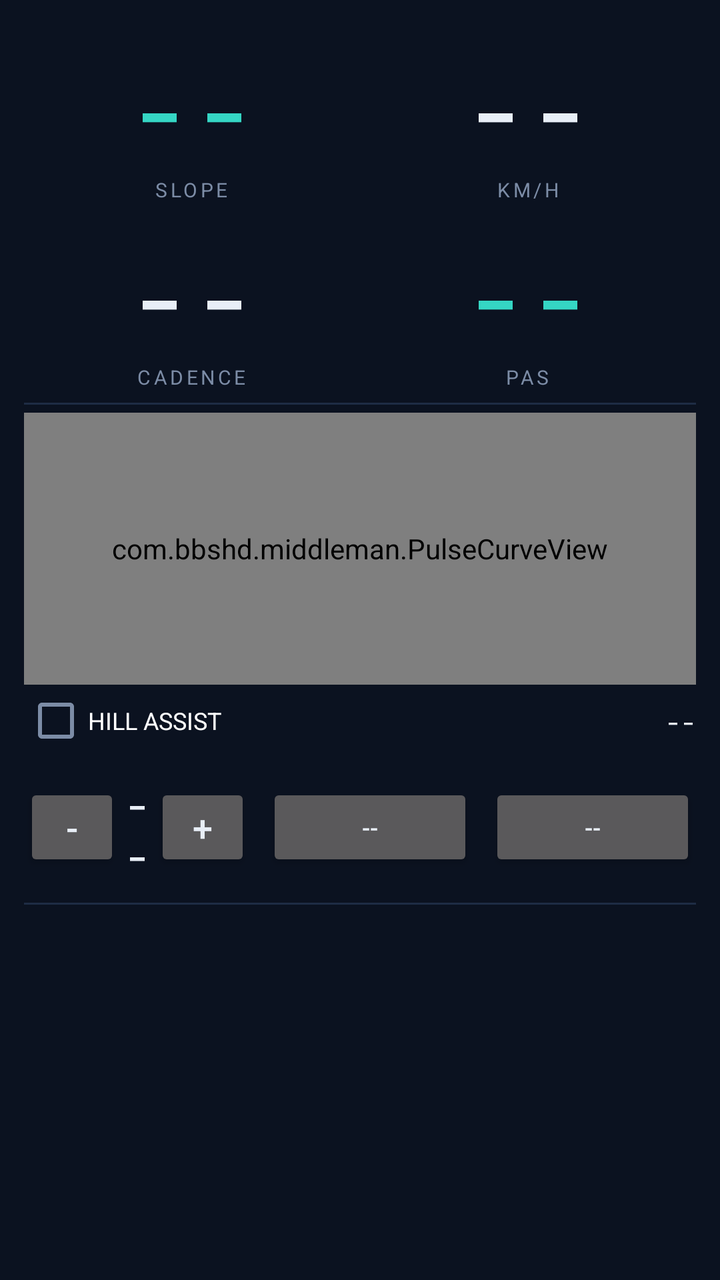
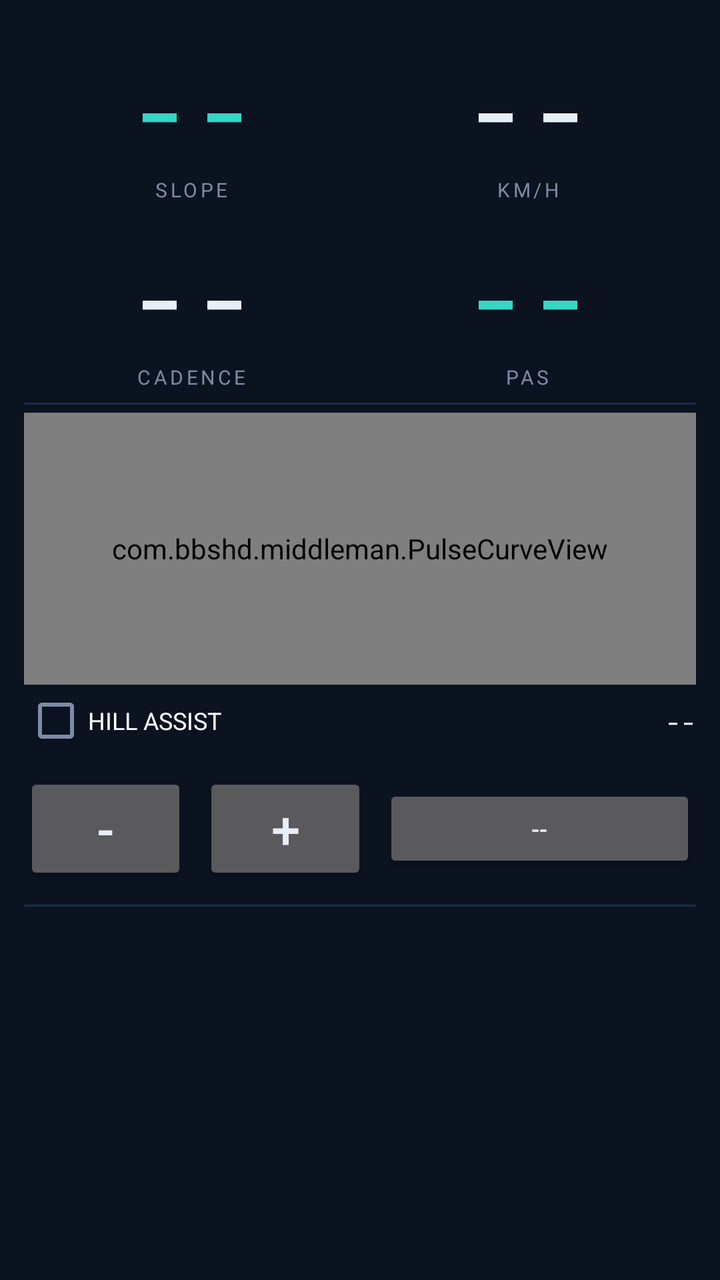

Compare the two renders of this Android layout. The source of the first and the diff that turns it into the second are given below.
<!-- AndroidManifest.xml: application theme AppTheme -->
<!-- res/layout/screen_dashboard.xml -->
<?xml version="1.0" encoding="utf-8"?>
<ScrollView xmlns:android="http://schemas.android.com/apk/res/android"
    android:layout_width="match_parent"
    android:layout_height="match_parent"
    android:fillViewport="true"
    android:scrollbars="none">

    <LinearLayout
        android:layout_width="match_parent"
        android:layout_height="wrap_content"
        android:orientation="vertical"
        android:padding="12dp">

        
        <LinearLayout
            android:layout_width="match_parent"
            android:layout_height="wrap_content"
            android:gravity="center_vertical"
            android:orientation="horizontal"
            android:paddingTop="4dp"
            android:paddingBottom="6dp">

            <LinearLayout
                android:layout_width="0dp"
                android:layout_height="wrap_content"
                android:layout_weight="1"
                android:gravity="center_horizontal"
                android:orientation="vertical">

                <TextView
                    android:id="@+id/slopeValue"
                    android:layout_width="wrap_content"
                    android:layout_height="wrap_content"
                    android:fontFamily="monospace"
                    android:text="@string/dash"
                    android:textColor="@color/accent"
                    android:textSize="54sp" />

                <TextView
                    android:layout_width="wrap_content"
                    android:layout_height="wrap_content"
                    android:letterSpacing="0.15"
                    android:text="@string/label_slope"
                    android:textColor="@color/dim"
                    android:textSize="10sp" />
            </LinearLayout>

            <LinearLayout
                android:layout_width="0dp"
                android:layout_height="wrap_content"
                android:layout_weight="1"
                android:gravity="center_horizontal"
                android:orientation="vertical">

                <TextView
                    android:id="@+id/speedValue"
                    android:layout_width="wrap_content"
                    android:layout_height="wrap_content"
                    android:fontFamily="monospace"
                    android:text="@string/dash"
                    android:textColor="@color/fg"
                    android:textSize="54sp" />

                <TextView
                    android:layout_width="wrap_content"
                    android:layout_height="wrap_content"
                    android:letterSpacing="0.15"
                    android:text="@string/label_kmh"
                    android:textColor="@color/dim"
                    android:textSize="10sp" />
            </LinearLayout>
        </LinearLayout>

        <LinearLayout
            android:layout_width="match_parent"
            android:layout_height="wrap_content"
            android:orientation="horizontal"
            android:paddingTop="2dp"
            android:paddingBottom="6dp">

            <LinearLayout
                android:layout_width="0dp"
                android:layout_height="wrap_content"
                android:layout_weight="1"
                android:gravity="center_horizontal"
                android:orientation="vertical">
                <TextView
                    android:id="@+id/cadenceValue"
                    android:layout_width="wrap_content"
                    android:layout_height="wrap_content"
                    android:fontFamily="monospace"
                    android:text="@string/dash"
                    android:textColor="@color/fg"
                    android:textSize="54sp" />

                <TextView
                    android:layout_width="wrap_content"
                    android:layout_height="wrap_content"
                    android:letterSpacing="0.15"
                    android:text="@string/label_cadence"
                    android:textColor="@color/dim"
                    android:textSize="10sp" />
            </LinearLayout>

            <LinearLayout
                android:layout_width="0dp"
                android:layout_height="wrap_content"
                android:layout_weight="1"
                android:gravity="center_horizontal"
                android:orientation="vertical">
                <TextView
                    android:id="@+id/pasValue"
                    android:layout_width="wrap_content"
                    android:layout_height="wrap_content"
                    android:fontFamily="monospace"
                    android:text="@string/dash"
                    android:textColor="@color/accent"
                    android:textSize="54sp" />

                <TextView
                    android:layout_width="wrap_content"
                    android:layout_height="wrap_content"
                    android:letterSpacing="0.15"
                    android:text="@string/label_pas"
                    android:textColor="@color/dim"
                    android:textSize="10sp" />
            </LinearLayout>
        </LinearLayout>

        <View
            android:layout_width="match_parent"
            android:layout_height="1dp"
            android:background="@color/line" />

        
        <com.bbshd.middleman.PulseCurveView
            android:id="@+id/curveView"
            android:layout_width="match_parent"
            android:layout_height="136dp"
            android:layout_marginTop="4dp" />

        
        <LinearLayout
            android:layout_width="match_parent"
            android:layout_height="wrap_content"
            android:gravity="center_vertical"
            android:orientation="horizontal"
            android:paddingTop="2dp">

            <CheckBox
                android:id="@+id/hillEnable"
                android:layout_width="wrap_content"
                android:layout_height="wrap_content"
                android:minWidth="0dp"
                android:text="HILL ASSIST"
                android:textSize="12sp" />

            <TextView
                android:id="@+id/hillGrade"
                android:layout_width="0dp"
                android:layout_height="wrap_content"
                android:layout_weight="1"
                android:fontFamily="monospace"
                android:gravity="end"
                android:text="--"
                android:textColor="@color/fg"
                android:textSize="13sp" />

        </LinearLayout>

        
        <LinearLayout
            android:layout_width="match_parent"
            android:layout_height="wrap_content"
            android:gravity="center_vertical"
            android:orientation="horizontal"
            android:paddingTop="10dp"
            android:paddingBottom="10dp">

            <LinearLayout
                android:layout_width="0dp"
                android:layout_height="wrap_content"
                android:layout_weight="1.1"
                android:gravity="center_vertical"
                android:orientation="horizontal">

                <Button
                    android:id="@+id/assistDown"
                    android:layout_width="48dp"
                    android:layout_height="44dp"
                    android:minWidth="0dp"
                    android:padding="0dp"
                    android:text="@string/minus"
                    android:textSize="18sp" />

                <TextView
                    android:id="@+id/assistValue"
                    android:layout_width="0dp"
                    android:layout_height="wrap_content"
                    android:layout_weight="1"
                    android:fontFamily="monospace"
                    android:gravity="center"
                    android:text="@string/dash"
                    android:textColor="@color/fg"
                    android:textSize="22sp" />

                <Button
                    android:id="@+id/assistUp"
                    android:layout_width="48dp"
                    android:layout_height="44dp"
                    android:minWidth="0dp"
                    android:padding="0dp"
                    android:text="@string/plus"
                    android:textSize="18sp" />
            </LinearLayout>

            <Button
                android:id="@+id/modeButton"
                android:layout_width="0dp"
                android:layout_height="44dp"
                android:layout_marginStart="8dp"
                android:layout_weight="1"
                android:minWidth="0dp"
                android:text="@string/dash"
                android:textSize="12sp" />

            <Button
                android:id="@+id/lightsButton"
                android:layout_width="0dp"
                android:layout_height="44dp"
                android:layout_marginStart="8dp"
                android:layout_weight="1"
                android:minWidth="0dp"
                android:text="@string/dash"
                android:textSize="12sp" />
        </LinearLayout>

        <View
            android:layout_width="match_parent"
            android:layout_height="1dp"
            android:background="@color/line" />

        
        <LinearLayout
            android:id="@+id/gridContainer"
            android:layout_width="match_parent"
            android:layout_height="wrap_content"
            android:orientation="vertical"
            android:paddingTop="4dp" />

    </LinearLayout>
</ScrollView>
<!-- resources referenced by this layout -->
<resources>
  <color name="accent">#35D6C4</color>
  <color name="dim">#7C8CA6</color>
  <color name="fg">#E8EEF7</color>
  <color name="line">#1E2C44</color>
  <string name="dash">--</string>
  <string name="label_cadence">CADENCE</string>
  <string name="label_kmh">KM/H</string>
  <string name="label_pas">PAS</string>
  <string name="label_slope">SLOPE</string>
  <string name="minus">-</string>
  <string name="plus">+</string>
  <style name="AppTheme" parent="@android:style/Theme.Material.NoActionBar">
          <item name="android:windowBackground">@color/bg</item>
          <item name="android:colorAccent">@color/accent</item>
          <item name="android:statusBarColor">@color/bg</item>
          <item name="android:navigationBarColor">@color/bg</item>
          <item name="android:textColorPrimary">@color/fg</item>
          <item name="android:textColorSecondary">@color/dim</item>
      </style>
  <color name="bg">#0B1220</color>
</resources>

<!-- the commit's change to res/layout/screen_dashboard.xml (unified diff, before → after) -->
@@ -186,32 +186,25 @@
 
                 <Button
                     android:id="@+id/assistDown"
-                    android:layout_width="48dp"
-                    android:layout_height="44dp"
+                    android:layout_width="0dp"
+                    android:layout_weight="1"
+                    android:layout_height="56dp"
                     android:minWidth="0dp"
                     android:padding="0dp"
                     android:text="@string/minus"
-                    android:textSize="18sp" />
-
-                <TextView
-                    android:id="@+id/assistValue"
-                    android:layout_width="0dp"
-                    android:layout_height="wrap_content"
-                    android:layout_weight="1"
-                    android:fontFamily="monospace"
-                    android:gravity="center"
-                    android:text="@string/dash"
-                    android:textColor="@color/fg"
-                    android:textSize="22sp" />
+                    android:textSize="26sp" />
+
 
                 <Button
                     android:id="@+id/assistUp"
-                    android:layout_width="48dp"
-                    android:layout_height="44dp"
+                    android:layout_width="0dp"
+                    android:layout_weight="1"
+                    android:layout_marginStart="8dp"
+                    android:layout_height="56dp"
                     android:minWidth="0dp"
                     android:padding="0dp"
                     android:text="@string/plus"
-                    android:textSize="18sp" />
+                    android:textSize="26sp" />
             </LinearLayout>
 
             <Button
@@ -224,15 +217,6 @@
                 android:text="@string/dash"
                 android:textSize="12sp" />
 
-            <Button
-                android:id="@+id/lightsButton"
-                android:layout_width="0dp"
-                android:layout_height="44dp"
-                android:layout_marginStart="8dp"
-                android:layout_weight="1"
-                android:minWidth="0dp"
-                android:text="@string/dash"
-                android:textSize="12sp" />
         </LinearLayout>
 
         <View
